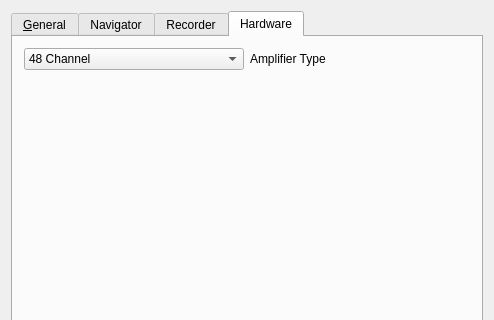
Qt form src/gui/ui/simulatorsettingsdialog.ui (mannd/epsimulator) before a commit; both pictures show x 0 to 494 and y 0 to 320 of the 494 by 502 pixel window.
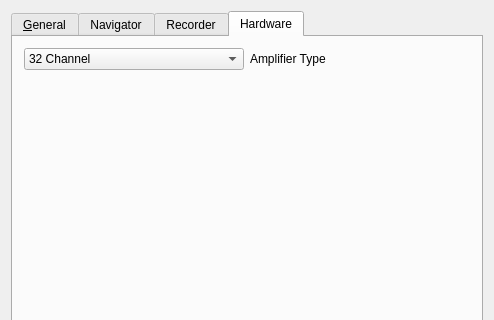
The same form after that commit. The open tabs and pages were chosen to show the change.

What changed in the file:
```diff
--- a/src/gui/ui/simulatorsettingsdialog.ui
+++ b/src/gui/ui/simulatorsettingsdialog.ui
@@ -257,6 +257,11 @@
       <layout class="QGridLayout" name="gridLayout_2" >
        <item row="0" column="0" >
         <widget class="QComboBox" name="amplifierTypeComboBox" >
+         <item>
+          <property name="text" >
+           <string>32 Channel</string>
+          </property>
+         </item>
          <item>
           <property name="text" >
            <string>48 Channel</string>
```
